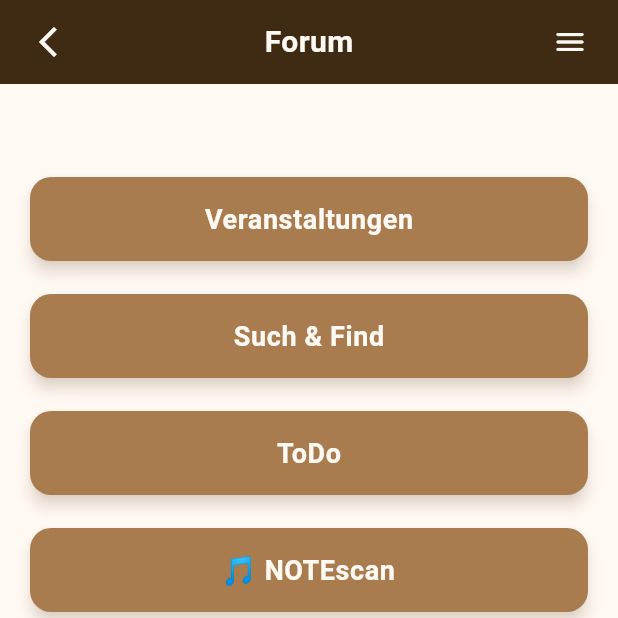
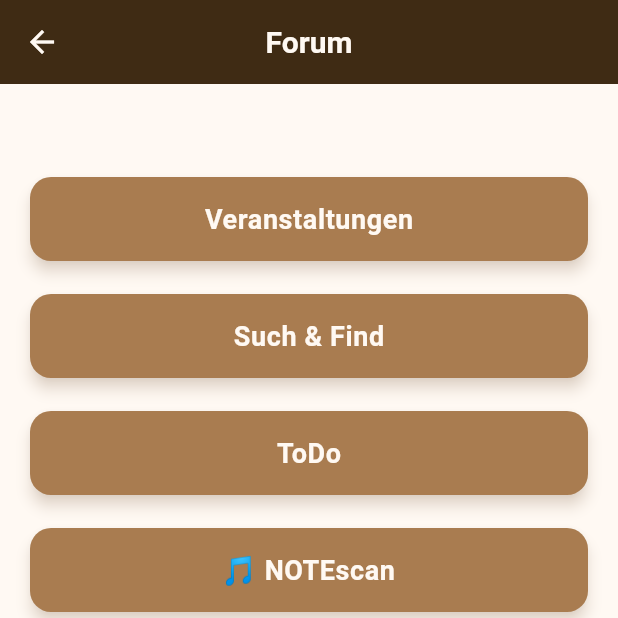
Before and after one commit to martinwolf-create/notekey, a Flutter app: the ForumHomeScreen screen opened by its route, on a phone screen of 412 x 824 dp, the top half of it. Run offline on Flutter 3.47's test engine with Material 3 defaults, Android fonts, the phone set to English and light mode, and no system bars; our stand-ins replace cloud_firestore, firebase_auth, firebase_core, firebase_storage, image_picker, sqflite; accounts and stored records are empty.

```diff
--- a/lib/features/screens/forum/forum_home_screen.dart
+++ b/lib/features/screens/forum/forum_home_screen.dart
@@ -1,6 +1,5 @@
 import 'package:flutter/material.dart';
 import 'package:notekey_app/features/themes/colors.dart';
-import 'package:notekey_app/features/widgets/topbar/basic_topbar.dart';
 import 'package:notekey_app/routes/app_routes.dart';
 import 'package:notekey_app/features/screens/forum/todo/todo_list_screen.dart';
 import 'package:notekey_app/features/screens/forum/notenscan/noten_scan_screen.dart';
@@ -12,11 +11,33 @@ class ForumHomeScreen extends StatelessWidget {
   Widget build(BuildContext context) {
     return Scaffold(
       backgroundColor: AppColors.hellbeige,
-      appBar: const BasicTopBar(
-        title: "Forum",
-        showBack: true,
-        showMenu: true,
+
+      // 🔥 Eigene AppBar mit funktionierendem Back-Button
+      appBar: AppBar(
+        backgroundColor: AppColors.dunkelbraun,
+        foregroundColor: AppColors.hellbeige,
+        title: const Text(
+          "Forum",
+          style: TextStyle(
+            fontSize: 20,
+            fontWeight: FontWeight.w600,
+          ),
+        ),
+        centerTitle: true,
+        leading: IconButton(
+          icon: const Icon(Icons.arrow_back),
+          onPressed: () {
+            if (Navigator.canPop(context)) {
+              // Wenn es eine vorherige Seite im Stack gibt → normal zurück
+              Navigator.pop(context);
+            } else {
+              // Wenn du z.B. über die BottomBar hier gelandet bist → zurück nach Home
+              Navigator.pushReplacementNamed(context, AppRoutes.home);
+            }
+          },
+        ),
       ),
+
       body: SafeArea(
         child: SingleChildScrollView(
           padding: const EdgeInsets.symmetric(horizontal: 20, vertical: 32),
```
Also changed, not shown: lib/features/screens/search/search_screen.dart (+55 -22 lines), lib/features/widgets/bottom_nav/bottom_navigation_bar.dart (+11 -10 lines).
